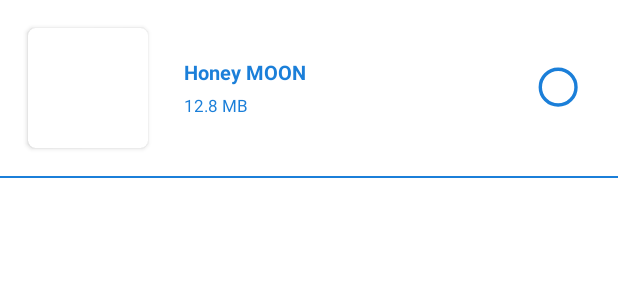
After one commit to Mujeeburrehman1234/Phone_Clone, an Android app: the layout sent_history_layout.xml on its own in the app's theme, with its tools: preview values and no code run, on a phone screen of 412 x 824 dp. The commit adds this screen. Shown: the top 300 px of the screen. Run offline under Robolectric (Android 15) with nearby library versions, the phone set to English and light mode, and no system bars.

Commit message:
last day work 22/4/2021 last day update version

```diff
--- a/app/src/main/java/com/example/phone_clone/fragments/HistoryFragment.java
+++ b/app/src/main/java/com/example/phone_clone/fragments/HistoryFragment.java
@@ -39,7 +39,6 @@ public class HistoryFragment extends Fragment {
         sentHistory.setOnClickListener ( new View.OnClickListener () {
             @Override
             public void onClick(View view) {
-                Toast.makeText ( getContext (), "you Clicked sent", Toast.LENGTH_SHORT ).show ();
                 Fragment fragment = new SentHistoryFragment ();
                 FragmentManager fragmentManager = getActivity().getSupportFragmentManager();
                 FragmentTransaction fragmentTransaction = fragmentManager.beginTransaction();
--- /dev/null
+++ b/app/src/main/res/layout/sent_history_layout.xml
@@ -0,0 +1,91 @@
+<?xml version="1.0" encoding="utf-8"?>
+<LinearLayout xmlns:android="http://schemas.android.com/apk/res/android"
+    xmlns:app="http://schemas.android.com/apk/res-auto"
+    android:orientation="vertical"
+    android:layout_width="match_parent"
+    android:layout_height="wrap_content"
+    android:id="@+id/sent_history_layout"
+    >
+
+    <RelativeLayout
+        android:layout_width="match_parent"
+        android:layout_height="match_parent"
+        android:padding="5dp"
+        android:layout_margin="10dp"
+        >
+
+        <androidx.cardview.widget.CardView
+            android:id="@+id/sent_history_card"
+            android:layout_width="wrap_content"
+            android:layout_height="wrap_content"
+            android:layout_margin="3dp"
+            android:elevation="3dp"
+            app:cardCornerRadius="5dp">
+
+            <ImageView
+                android:id="@+id/sent_history_thumb"
+                android:layout_width="80dp"
+                android:layout_height="80dp"
+                android:layout_centerVertical="true"
+                android:descendantFocusability="blocksDescendants" />
+        </androidx.cardview.widget.CardView>
+
+        <LinearLayout
+            android:layout_width="wrap_content"
+            android:layout_height="wrap_content"
+            android:layout_centerVertical="true"
+            android:layout_marginLeft="15dp"
+            android:layout_marginRight="5dp"
+            android:layout_toLeftOf="@id/sent_history_checkbox"
+            android:layout_toRightOf="@+id/sent_history_card"
+            android:orientation="vertical">
+
+            <TextView
+                android:id="@+id/sent_history_title"
+                android:layout_width="wrap_content"
+                android:layout_height="wrap_content"
+                android:layout_centerVertical="true"
+                android:text="Honey MOON"
+                android:textColor="@color/light_blue"
+                android:textSize="13dp"
+                android:textStyle="bold"
+                android:layout_marginLeft="5dp"
+
+                />
+
+            <TextView
+                android:id="@+id/sent_history_size"
+                android:layout_width="wrap_content"
+                android:layout_height="wrap_content"
+                android:layout_centerVertical="true"
+                android:layout_marginLeft="5dp"
+                android:layout_marginTop="5dp"
+                android:text="12.8 MB"
+                android:textColor="@color/light_blue"
+                android:textSize="11dp" />
+
+        </LinearLayout>
+
+        <CheckBox
+            android:id="@+id/sent_history_checkbox"
+            android:layout_width="wrap_content"
+            android:layout_height="wrap_content"
+            android:layout_alignParentRight="true"
+            android:layout_centerVertical="true"
+            android:layout_marginLeft="15dp"
+            android:layout_marginTop="15dp"
+            android:layout_marginBottom="15dp"
+            android:button="@drawable/custom_checkbox"
+            android:buttonTint="@color/light_blue"
+            android:scaleX="1.7"
+            android:scaleY="1.7" />
+
+
+    </RelativeLayout>
+
+    <View
+        android:layout_width="match_parent"
+        android:layout_height="1dp"
+        android:background="@color/light_blue"
+        />
+</LinearLayout>
```
Also changed, not shown: app/src/main/AndroidManifest.xml (+8 -5 lines), app/src/main/java/com/example/phone_clone/adapter/SentHistoryAdapter.java (added, +58 -0 lines), app/src/main/java/com/example/phone_clone/fragments/SentHistoryFragment.java (+24 -2 lines), app/src/main/res/layout/sent_history_fragment.xml (+1 -9 lines), app/src/main/res/values/colors.xml (+10 -0 lines).
